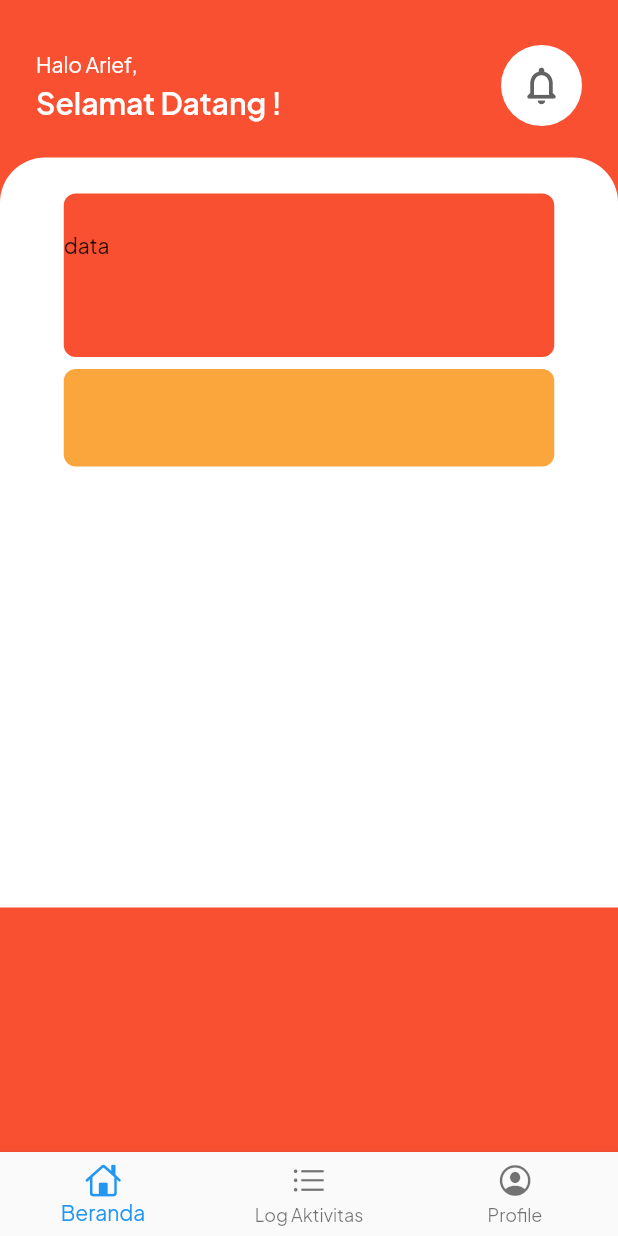
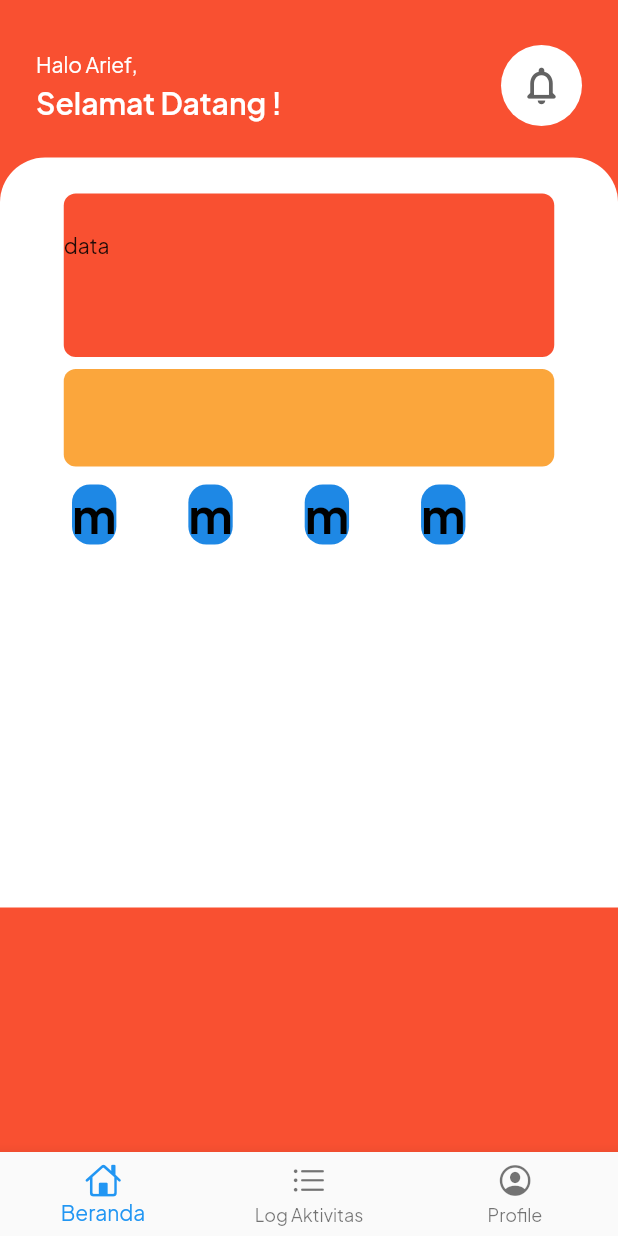
Before and after one commit to dhimsky/App-Admin-Komerce, a Flutter app: the DashboardPage screen opened by its route, on a phone screen of 412 x 824 dp. Run offline on Flutter 3.47's test engine with Material 2 defaults, Android fonts, the phone set to English and light mode, and no system bars; our stand-ins replace google_fonts.

Commit message:
db menu
menu

```diff
--- /dev/null
+++ b/lib/menu.dart
@@ -0,0 +1,27 @@
+import 'package:flutter/material.dart';
+import 'package:komerce/theme.dart';
+
+class Ikon extends StatelessWidget {
+  final String ikon;
+
+  const Ikon({
+    Key? key,
+    required this.ikon,
+  }) : super(key: key);
+  @override
+  Widget build(BuildContext context) {
+    return Container(
+      decoration: BoxDecoration(
+        color: Colors.blue[600],
+        borderRadius: BorderRadius.circular(12),
+      ),
+      margin: EdgeInsets.symmetric(horizontal: 24),
+      child: Center(
+        child: Text(
+          ikon,
+          style: tittleText,
+        ),
+      ),
+    );
+  }
+}
--- a/lib/pages/dashboard_page.dart
+++ b/lib/pages/dashboard_page.dart
@@ -1,6 +1,7 @@
 import 'package:flutter/cupertino.dart';
 import 'package:flutter/material.dart';
 import 'package:komerce/theme.dart';
+import 'package:komerce/menu.dart';
 
 class DashboardPage extends StatelessWidget {
   @override
@@ -106,6 +107,25 @@ class DashboardPage extends StatelessWidget {
                     width: 327,
                     height: 65,
                   ),
+                  SizedBox(
+                    height: 12,
+                  ),
+                  Row(
+                    children: [
+                      Column(
+                        children: [Ikon(ikon: 'm')],
+                      ),
+                      Column(
+                        children: [Ikon(ikon: 'm')],
+                      ),
+                      Column(
+                        children: [Ikon(ikon: 'm')],
+                      ),
+                      Column(
+                        children: [Ikon(ikon: 'm')],
+                      ),
+                    ],
+                  ),
                 ],
               ),
             ),
```
